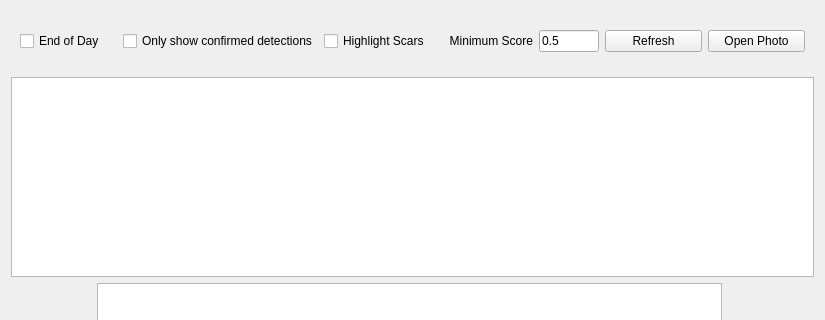
Old version of the form src/resources/cots_display.ui in the repository open-AIMS/reefscan_desktop_data_manager; both pictures show x 0 to 825 and y 0 to 320 of the 825 by 584 pixel window.
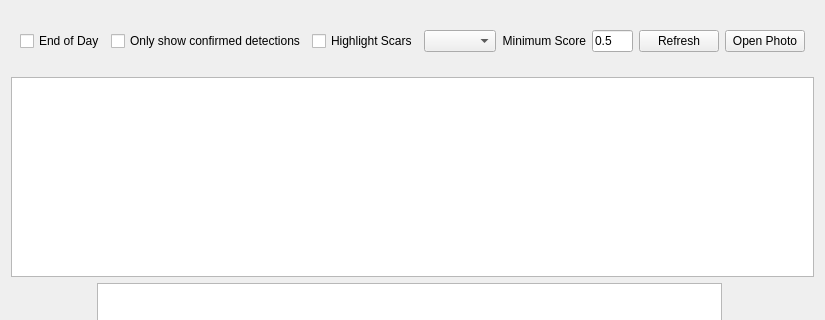
New version of the form. Custom widgets are drawn as their Qt base class.

```diff
--- a/src/resources/cots_display.ui
+++ b/src/resources/cots_display.ui
@@ -23,21 +23,45 @@
       </size>
      </property>
      <layout class="QGridLayout" name="gridLayout_2">
-      <item row="0" column="6">
+      <item row="0" column="7">
        <widget class="QPushButton" name="openPhotoButton">
         <property name="text">
          <string>Open Photo</string>
         </property>
        </widget>
       </item>
-      <item row="0" column="5">
+      <item row="0" column="6">
        <widget class="QPushButton" name="refreshButton">
         <property name="text">
          <string>Refresh</string>
         </property>
        </widget>
       </item>
+      <item row="0" column="2">
+       <widget class="QCheckBox" name="highlight_scars_check_box">
+        <property name="text">
+         <string>Highlight Scars</string>
+        </property>
+       </widget>
+      </item>
+      <item row="0" column="0">
+       <widget class="QCheckBox" name="eod_check_box">
+        <property name="text">
+         <string>End of Day</string>
+        </property>
+       </widget>
+      </item>
       <item row="0" column="4">
+       <widget class="QLabel" name="label">
+        <property name="text">
+         <string>Minimum Score</string>
+        </property>
+        <property name="alignment">
+         <set>Qt::AlignRight|Qt::AlignTrailing|Qt::AlignVCenter</set>
+        </property>
+       </widget>
+      </item>
+      <item row="0" column="5">
        <widget class="QLineEdit" name="minimumScoreTextBox">
         <property name="maximumSize">
          <size>
@@ -58,26 +82,9 @@
        </widget>
       </item>
       <item row="0" column="3">
-       <widget class="QLabel" name="label">
-        <property name="text">
-         <string>Minimum Score</string>
-        </property>
-        <property name="alignment">
-         <set>Qt::AlignRight|Qt::AlignTrailing|Qt::AlignVCenter</set>
-        </property>
-       </widget>
-      </item>
-      <item row="0" column="0">
-       <widget class="QCheckBox" name="eod_check_box">
-        <property name="text">
-         <string>End of Day</string>
-        </property>
-       </widget>
-      </item>
-      <item row="0" column="2">
-       <widget class="QCheckBox" name="highlight_scars_check_box">
-        <property name="text">
-         <string>Highlight Scars</string>
+       <widget class="QComboBox" name="filter_by_class_combo_box">
+        <property name="currentIndex">
+         <number>-1</number>
         </property>
        </widget>
       </item>
```
